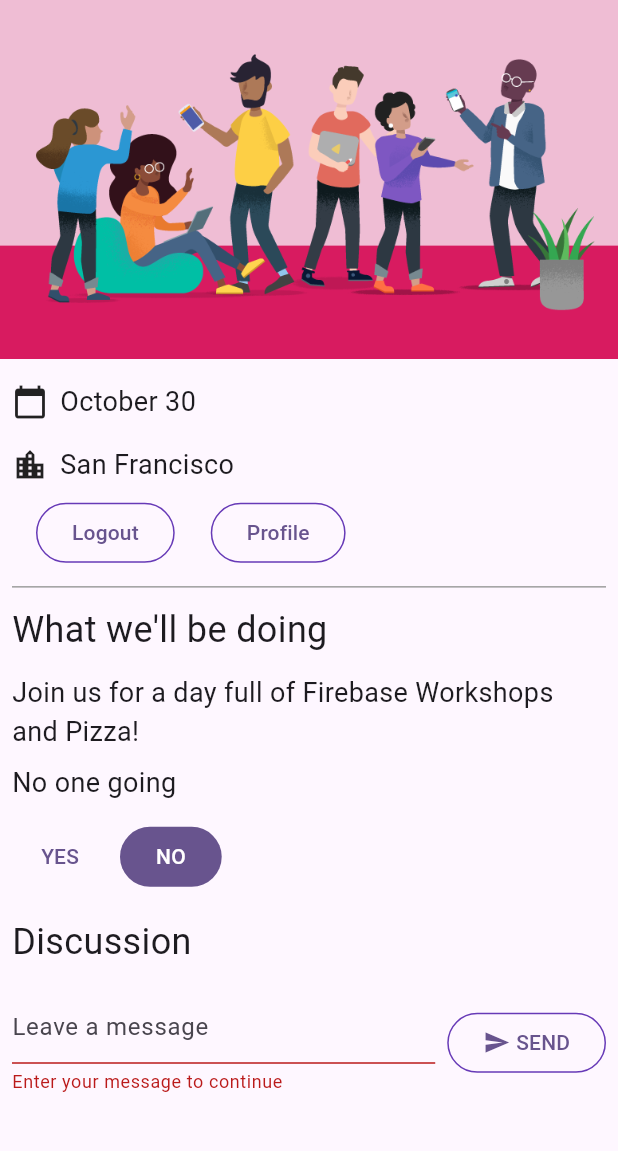
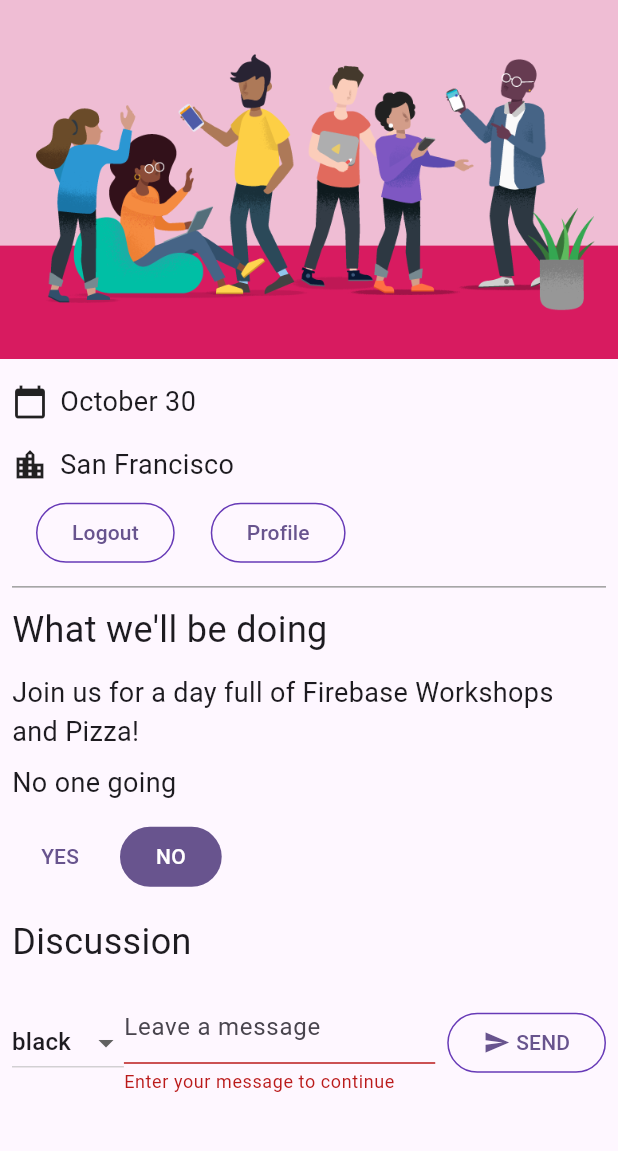
Before and after one commit to jonesamelia/firebase_demo, a Flutter app: the screen it shows once a user with an empty profile is signed in, after a tap on "SEND", on a phone screen of 412 x 824 dp, the part 84-1235 px from its top. Run offline on Flutter 3.47's test engine with Material 3 defaults, Android fonts, the phone set to English and light mode, and no system bars; our stand-ins replace cloud_firestore, firebase_auth, firebase_core, go_router, google_fonts; missing offline and left inert: firebase_ui_auth; accounts and stored records are empty.

Commit message:
color dropdown works!

```diff
--- a/firebase_demo/lib/app_state.dart
+++ b/firebase_demo/lib/app_state.dart
@@ -106,7 +106,7 @@ class ApplicationState extends ChangeNotifier {
   }
 
 
-  Future<DocumentReference> addMessageToGuestBook(String message) {
+  Future<DocumentReference> addMessageToGuestBook(String message, Color c) {
     if (!_loggedIn) {
       throw Exception('Must be logged in');
     }
@@ -118,7 +118,7 @@ class ApplicationState extends ChangeNotifier {
       'timestamp': DateTime.now().millisecondsSinceEpoch,
       'name': FirebaseAuth.instance.currentUser!.displayName,
       'userId': FirebaseAuth.instance.currentUser!.uid,
-      'color': Colors.purple.value.toString(),
+      'color': c.value.toString(),
     });
   }
 }
--- a/firebase_demo/lib/guest_book.dart
+++ b/firebase_demo/lib/guest_book.dart
@@ -12,7 +12,7 @@ class GuestBook extends StatefulWidget {
     required this.messages,
   });
 
-  final FutureOr<void> Function(String message) addMessage;
+  final FutureOr<void> Function(String message, Color c) addMessage;
   final List<GuestBookMessage> messages; // new
 
   @override
@@ -22,6 +22,7 @@ class GuestBook extends StatefulWidget {
 class _GuestBookState extends State<GuestBook> {
   final _formKey = GlobalKey<FormState>(debugLabel: '_GuestBookState');
   final _controller = TextEditingController();
+  MessageColor messageColor =  MessageColor.black;
 
   @override
    Widget build(BuildContext context) {
@@ -35,6 +36,17 @@ class _GuestBookState extends State<GuestBook> {
             key: _formKey,
             child: Row(
               children: [
+                DropdownButton<MessageColor>(
+                  value: messageColor,
+                  onChanged: (MessageColor? newValue){
+                    setState(() {
+                      messageColor = newValue!;
+                    });
+                  },
+                  items: MessageColor.values.map((MessageColor classType){
+                    return DropdownMenuItem<MessageColor>(
+                      value: classType, child: Text(classType.name));
+                  }).toList()),
                 Expanded(
                   child: TextFormField(
                     controller: _controller,
@@ -53,7 +65,7 @@ class _GuestBookState extends State<GuestBook> {
                 StyledButton(
                   onPressed: () async {
                     if (_formKey.currentState!.validate()) {
-                      await widget.addMessage(_controller.text);
+                      await widget.addMessage(_controller.text, messageColor.rgbcolor);
                       _controller.clear();
                     }
                   },
--- a/firebase_demo/lib/guest_book_message.dart
+++ b/firebase_demo/lib/guest_book_message.dart
@@ -7,7 +7,8 @@ enum MessageColor{
   green(Colors.green),
   blue(Colors.blue),
   pink(Colors.pink),
-  purple(Colors.purple);
+  purple(Colors.purple),
+  black(Colors.black);
 
   const MessageColor(this.rgbcolor);
     final Color rgbcolor;
--- a/firebase_demo/lib/home_page.dart
+++ b/firebase_demo/lib/home_page.dart
@@ -62,8 +62,8 @@ Consumer<ApplicationState>(
         ),
         const Header('Discussion'),
         GuestBook(
-          addMessage: (message) =>
-              appState.addMessageToGuestBook(message),
+          addMessage: (message, co) =>
+              appState.addMessageToGuestBook(message, co),
           messages: appState.guestBookMessages, // new
         ),
       ],
```
